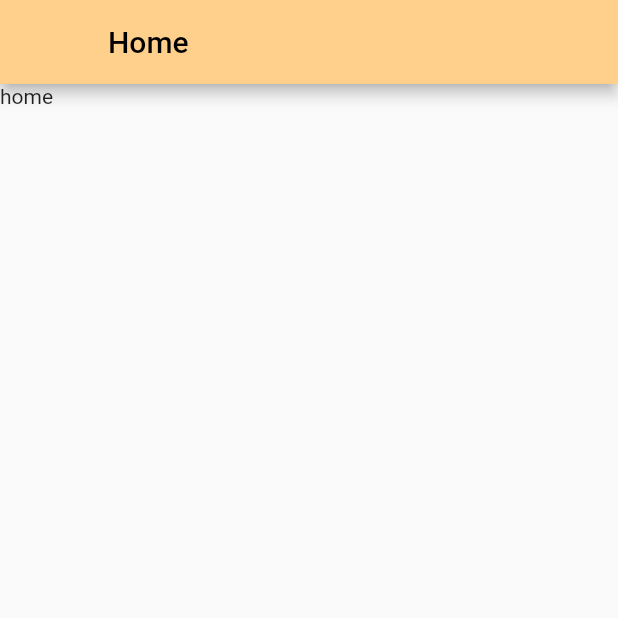
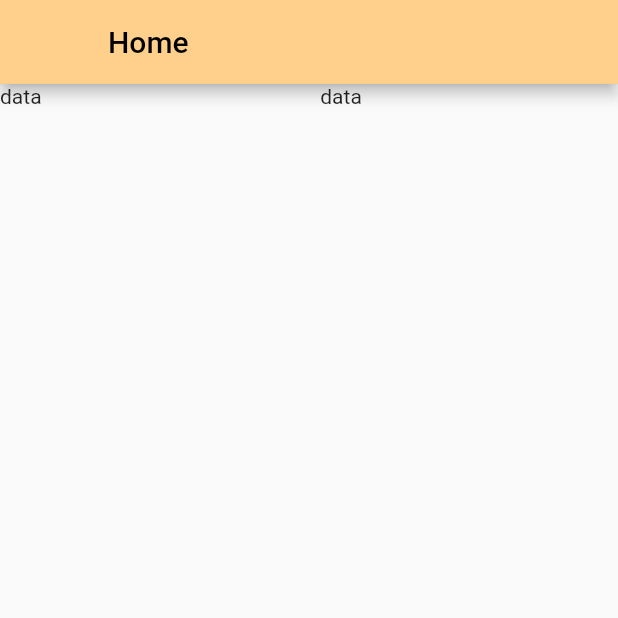
Before and after one commit to G01-GoGo-Power-Rangers/restaurant-booking-system, a Flutter app: the HomeScreen screen opened by its route, on a phone screen of 412 x 824 dp, the top half of it. Run offline on Flutter 3.47's test engine with Material 2 defaults, Android fonts, the phone set to English and light mode, and no system bars; our stand-ins replace animated_text_kit.

Commit message:
small fixes

```diff
--- a/lib/router.dart
+++ b/lib/router.dart
@@ -9,6 +9,7 @@ import 'package:restaurant_booking_system/screens/splash_screen.dart';
 Route<dynamic> createRoute(settings) {
   switch (settings.name) {
     case '/':
+      // return HomeScreen.route();
       return SplashScreen.route();
 
     case '/main':
--- a/lib/screens/home_screen/home_screen.dart
+++ b/lib/screens/home_screen/home_screen.dart
@@ -22,7 +22,22 @@ class _HomeScreenState extends State<HomeScreen> {
             style: TextStyle(color: Colors.black),
           ),
         ),
-        body: Text('home'),
+        body: GridView(
+          gridDelegate: SliverGridDelegateWithFixedCrossAxisCount(
+            crossAxisCount: 2,
+            mainAxisSpacing: 15,
+            crossAxisSpacing: 15,
+            childAspectRatio: 0.85,
+          ),
+          children: [
+            Container(
+              child: Text('data'),
+            ),
+            Container(
+              child: Text('data'),
+            )
+          ],
+        ),
       ),
     );
   }
--- a/lib/viewmodels/register_viewmodel.dart
+++ b/lib/viewmodels/register_viewmodel.dart
@@ -28,6 +28,8 @@ class RegisterViewModel extends ChangeNotifier {
   }
 
   onRegisterPressed() async {
+    user.usertype = 'customer';
+
     final _user = await userservice.createNewUser(user);
 
     if (_user == null)
```
Also changed, not shown: lib/screens/customer/menu/view_menu/view_menu_body.dart (+12 -10 lines).
